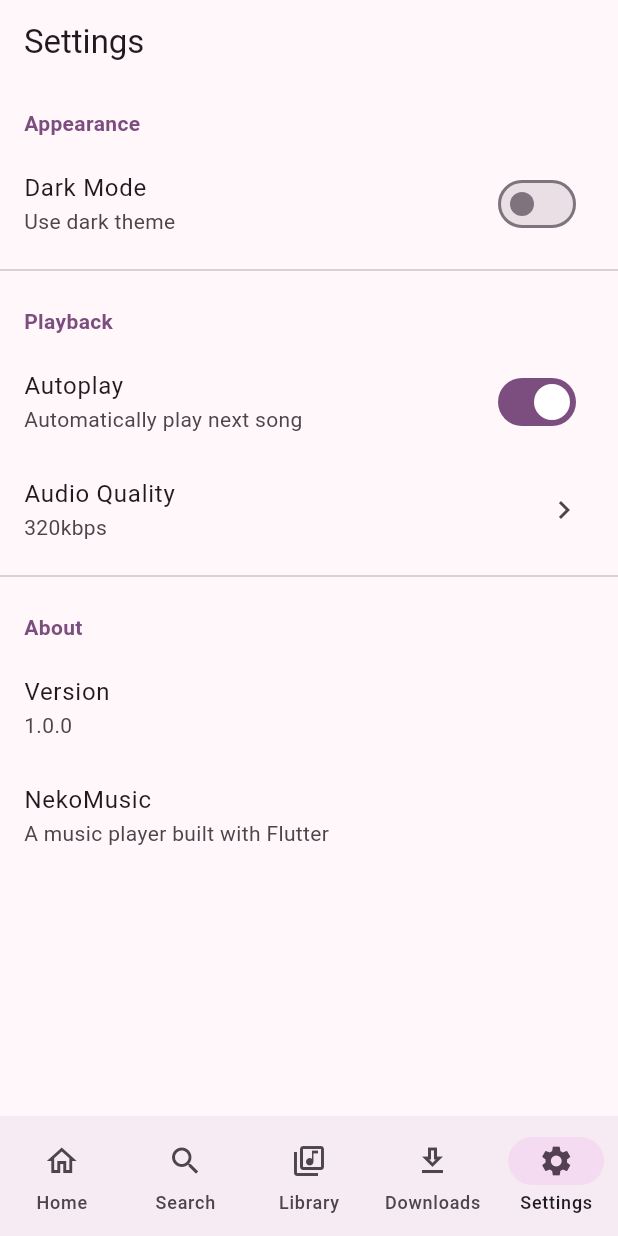
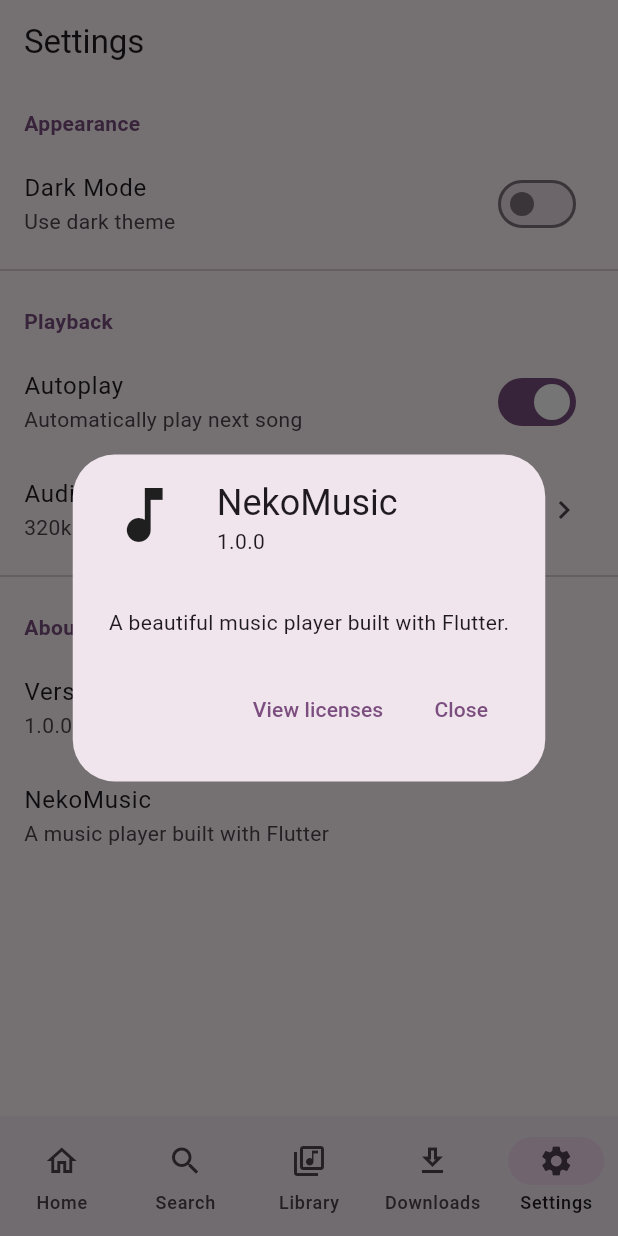
Before and after one commit to charl1107/nekomusic, a Flutter app: the screen it shows after launch, item 5 of the bottom bar chosen, after a tap on "NekoMusic", on a phone screen of 412 x 824 dp. Run offline on Flutter 3.47's test engine with Material 3 defaults, Android fonts, the phone set to English and light mode, and no system bars; our stand-ins replace dio, hive_flutter, just_audio, permission_handler; missing offline and left inert: dart:html; accounts and stored records are empty.

Commit message:
feat: add about dialog to settings

```diff
--- a/flutter_app/lib/screens/settings_screen.dart
+++ b/flutter_app/lib/screens/settings_screen.dart
@@ -43,7 +43,17 @@ class SettingsScreen extends StatelessWidget {
           ListTile(
             title: const Text('NekoMusic'),
             subtitle: const Text('A music player built with Flutter'),
-            onTap: () {},
+            onTap: () {
+              showAboutDialog(
+                context: context,
+                applicationName: 'NekoMusic',
+                applicationVersion: '1.0.0',
+                applicationIcon: const Icon(Icons.music_note, size: 48),
+                children: [
+                  const Text('A beautiful music player built with Flutter.'),
+                ],
+              );
+            },
           ),
         ],
       ),
```
